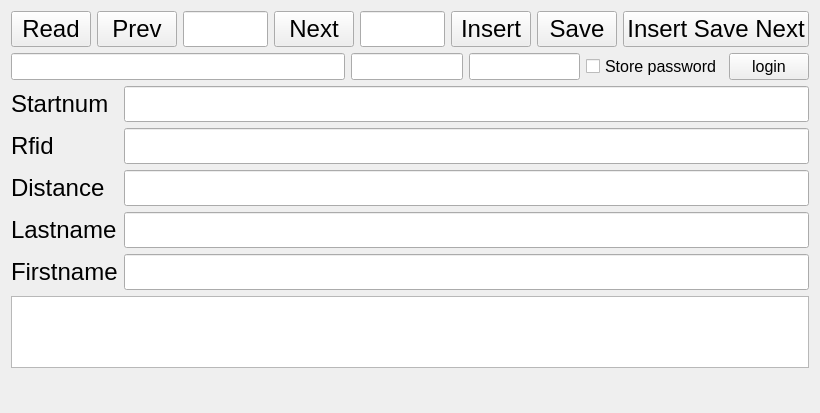
Qt form src/views/preentry/preentry.ui (stivehu/um3) before a commit.
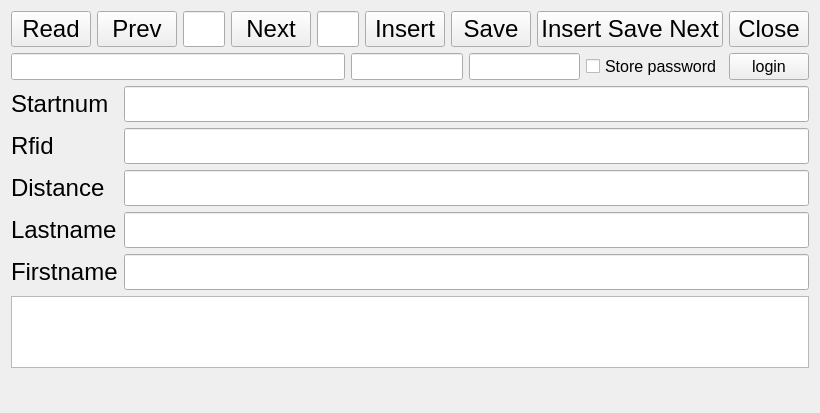
The same form after that commit.

```diff
--- a/src/views/preentry/preentry.ui
+++ b/src/views/preentry/preentry.ui
@@ -252,6 +252,13 @@
        </property>
       </widget>
      </item>
+     <item>
+      <widget class="QPushButton" name="closepushButton">
+       <property name="text">
+        <string>Close</string>
+       </property>
+      </widget>
+     </item>
     </layout>
    </item>
    <item row="3" column="0">
```
Left out of the diff: 1 changed line with no effect on the pictures.
